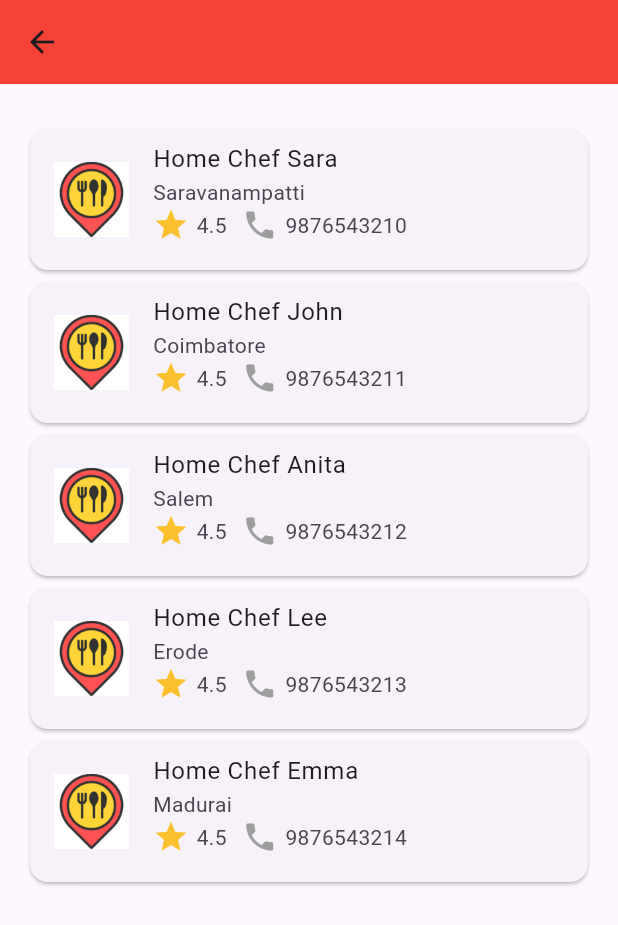
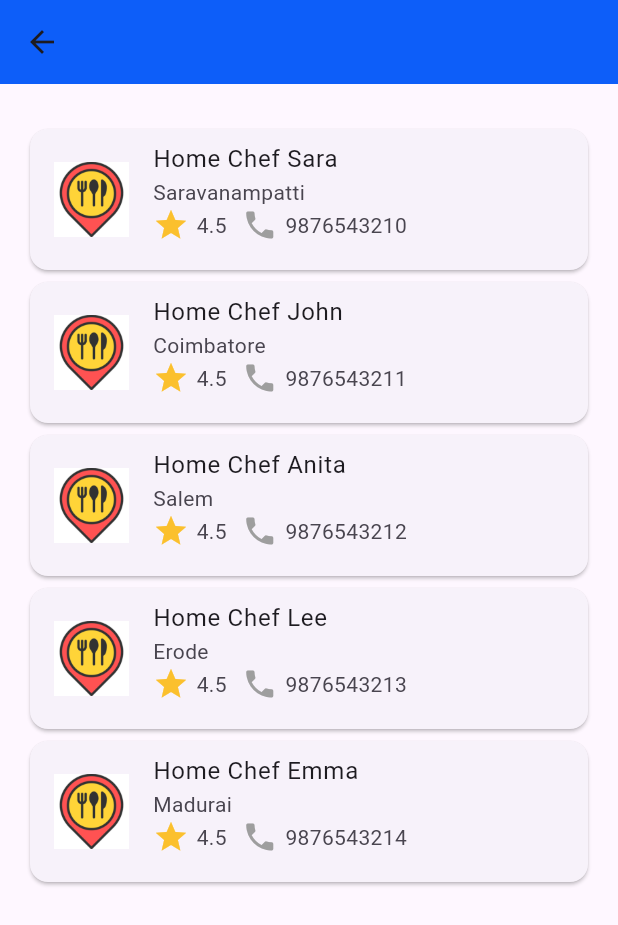
Before and after one commit to krishnasairammalapaka/ecub, a Flutter app: the FS_FavoriteScreen screen opened by its route, after a tap on "Home Made", on a phone screen of 412 x 824 dp. Shown: the top 925 px of the screen. Run offline on Flutter 3.47's test engine with Material 3 defaults, Android fonts, the light colour scheme and no system bars; our stand-ins replace badges, carousel_slider, cloud_firestore, firebase_auth, firebase_core, google_fonts and 4 more; missing offline and left inert: twilio_flutter; accounts and stored records are empty.

Commit message:
UI color changed

```diff
--- a/lib/service_page/FoodService/FS_CategoryScreen.dart
+++ b/lib/service_page/FoodService/FS_CategoryScreen.dart
@@ -11,7 +11,7 @@ class FS_CategoryScreen extends StatelessWidget {
 
     return Scaffold(
       appBar: AppBar(
-        backgroundColor: Colors.red,
+        backgroundColor: Color(0xFF0D5EF9),
         elevation: 0,
         title: Row(
           mainAxisAlignment: MainAxisAlignment.spaceBetween,
--- a/lib/service_page/FoodService/FS_CheckoutScreen.dart
+++ b/lib/service_page/FoodService/FS_CheckoutScreen.dart
@@ -163,7 +163,7 @@ class _FS_CheckoutScreenState extends State<FS_CheckoutScreen> {
   Widget build(BuildContext context) {
     return Scaffold(
       appBar: AppBar(
-        backgroundColor: Colors.red,
+        backgroundColor: Color(0xFF0D5EF9),
         elevation: 0,
         title: Text(
           'Checkout',
@@ -272,7 +272,7 @@ class _FS_CheckoutScreenState extends State<FS_CheckoutScreen> {
       floatingActionButton: FloatingActionButton(
         onPressed: _showOrderConfirmationDialog,
         child: Icon(Icons.check),
-        backgroundColor: Colors.red,
+        backgroundColor: Color(0xFF0D5EF9),
       ),
     );
   }
--- a/lib/service_page/FoodService/FS_DeliveryTrackingScreen.dart
+++ b/lib/service_page/FoodService/FS_DeliveryTrackingScreen.dart
@@ -87,7 +87,7 @@ class FS_DeliveryTrackingScreen extends StatelessWidget {
                   Container(
                     padding: EdgeInsets.all(16),
                     decoration: BoxDecoration(
-                      color: Colors.red,
+                      color: Color(0xFF0D5EF9),
                       borderRadius: BorderRadius.circular(30),
                     ),
                     child: Row(
--- a/lib/service_page/FoodService/FS_DishesScreen.dart
+++ b/lib/service_page/FoodService/FS_DishesScreen.dart
@@ -41,7 +41,7 @@ class _FS_DishesScreenState extends State<FS_DishesScreen> {
 
     return Scaffold(
       appBar: AppBar(
-        backgroundColor: Colors.red,
+        backgroundColor: Color(0xFF0D5EF9),
         elevation: 0,
         title: Row(
           mainAxisAlignment: MainAxisAlignment.spaceBetween,
--- a/lib/service_page/FoodService/FS_FavoriteScreen.dart
+++ b/lib/service_page/FoodService/FS_FavoriteScreen.dart
@@ -169,7 +169,7 @@ class _FS_FavoriteScreenState extends State<FS_FavoriteScreen> {
           ),
         ],
         currentIndex: _selectedIndex,
-        backgroundColor: Colors.red,
+        backgroundColor: Color(0xFF0D5EF9),
         selectedItemColor: Colors.white,
         unselectedItemColor: Colors.white,
         onTap: _onItemTapped,
--- a/lib/service_page/FoodService/FS_HomeScreen.dart
+++ b/lib/service_page/FoodService/FS_HomeScreen.dart
@@ -120,7 +120,7 @@ class _HomeScreenState extends State<FS_HomeScreen> {
                       child: Container(
                         padding: EdgeInsets.all(2),
                         decoration: BoxDecoration(
-                          color: Colors.red,
+                          color: Color(0xFF0D5EF9),
                           borderRadius: BorderRadius.circular(10),
                         ),
                         constraints: BoxConstraints(
@@ -358,7 +358,7 @@ class _HomeScreenState extends State<FS_HomeScreen> {
           ),
           BottomNavigationBarItem(
             icon: Padding(
-              padding: const EdgeInsets.only(top: 10.0),
+              padding: const EdgeInsets.only(top: 15.0),
               child: Icon(
                 Icons.favorite,
                 size: 30,
@@ -378,7 +378,7 @@ class _HomeScreenState extends State<FS_HomeScreen> {
           ),
         ],
         currentIndex: _selectedIndex,
-        backgroundColor: Colors.red,
+        backgroundColor: Color(0xFF0D5EF9),
         selectedItemColor: Colors.white,
         unselectedItemColor: Colors.white,
         onTap: _onItemTapped,
@@ -482,7 +482,7 @@ class FoodTile extends StatelessWidget {
                   style: TextStyle(
                     fontWeight: FontWeight.bold,
                     fontSize: 16,
-                    color: Colors.red,
+                    color: Color(0xFF0D5EF9),
                   ),
                 ),
                 SizedBox(height: 4),
--- a/lib/service_page/FoodService/SubscriptionModule/FS_S_Checkout.dart
+++ b/lib/service_page/FoodService/SubscriptionModule/FS_S_Checkout.dart
@@ -146,7 +146,7 @@ class _FS_S_CheckoutState extends State<FS_S_Checkout> {
     return Scaffold(
       appBar: AppBar(
         title: Text('Checkout'),
-        backgroundColor: Colors.red,
+        backgroundColor: Color(0xFF0D5EF9),
       ),
       body: Padding(
         padding: const EdgeInsets.all(16.0),
@@ -292,7 +292,7 @@ class _FS_S_CheckoutState extends State<FS_S_Checkout> {
                     },
                     child: Text('Finish'),
                     style: ElevatedButton.styleFrom(
-                      backgroundColor: Colors.red,
+                      backgroundColor: Color(0xFF0D5EF9),
                       foregroundColor: Colors.white,
                       padding:
                       EdgeInsets.symmetric(horizontal: 50, vertical: 15),
--- a/lib/service_page/FoodService/SubscriptionModule/FS_S_Desc.dart
+++ b/lib/service_page/FoodService/SubscriptionModule/FS_S_Desc.dart
@@ -85,7 +85,7 @@ class _FS_S_DescState extends State<FS_S_Desc> {
     return Scaffold(
       appBar: AppBar(
         title: Text('Food Pack'),
-        backgroundColor: Colors.red,
+        backgroundColor: Color(0xFF0D5EF9),
         foregroundColor: Colors.white,
       ),
       body: Column(
@@ -182,7 +182,7 @@ class _FS_S_DescState extends State<FS_S_Desc> {
             onPressed: () => _onCheckoutPressed(packID),
             child: Text('Checkout'),
             style: ElevatedButton.styleFrom(
-              backgroundColor: Colors.red,
+              backgroundColor: Color(0xFF0D5EF9),
               foregroundColor: Colors.white,
               padding: EdgeInsets.symmetric(horizontal: 50, vertical: 15),
               textStyle: TextStyle(fontSize: 20),
@@ -246,7 +246,7 @@ class MenuItemWidget extends StatelessWidget {
               Text(
                 '₹${item.price}',
                 style: TextStyle(
-                  color: Colors.red,
+                  color: Color(0xFF0D5EF9),
                   fontSize: 15,
                 ),
               ),
--- a/lib/service_page/FoodService/SubscriptionModule/FS_S_PackCheck.dart
+++ b/lib/service_page/FoodService/SubscriptionModule/FS_S_PackCheck.dart
@@ -216,7 +216,7 @@ class _FS_S_PackCheckState extends State<FS_S_PackCheck> {
     return Scaffold(
       appBar: AppBar(
         title: Text('Food Pack'),
-        backgroundColor: Colors.red,
+        backgroundColor: Color(0xFF0D5EF9),
         foregroundColor: Colors.white,
       ),
       body: SingleChildScrollView(
@@ -430,7 +430,7 @@ class _FS_S_PackCheckState extends State<FS_S_PackCheck> {
               },
               child: Text('update'),
               style: ElevatedButton.styleFrom(
-                backgroundColor: Colors.red,
+                backgroundColor: Color(0xFF0D5EF9),
                 foregroundColor: Colors.white,
                 padding:
                 EdgeInsets.symmetric(horizontal: 50, vertical: 15),
@@ -516,7 +516,7 @@ class MenuItemWidget extends StatelessWidget {
               Text(
                 '₹${item.price}',
                 style: TextStyle(
-                  color: Colors.red,
+                  color: Color(0xFF0D5EF9),
                   fontSize: 15,
                 ),
               ),
```
Also changed, not shown: lib/service_page/FoodService/FS_CartScreen.dart (+4 -4 lines), lib/service_page/FoodService/FS_ProductScreen.dart (+4 -4 lines), lib/service_page/FoodService/FS_RestaurantScreen.dart (+8 -8 lines).
